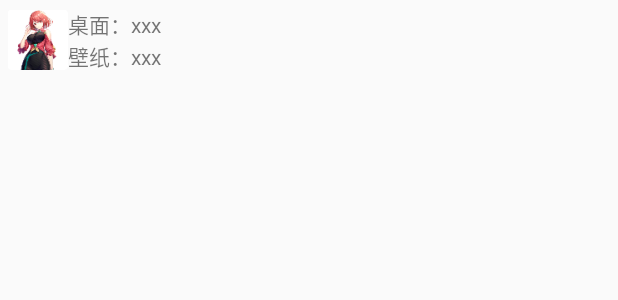
After one commit to originalMemory/auto-wallpaper, an Android app: the layout notification.xml on its own in the app's theme, with its tools: preview values and no code run, on a phone screen of 412 x 824 dp. The commit adds this screen. Shown: the top 300 px of the screen. Run offline under Robolectric (Android 15) with nearby library versions, the phone set to English and light mode, and no system bars.

Commit message:
ADD: 通知展示页面

```diff
--- a/app/src/main/AndroidManifest.xml
+++ b/app/src/main/AndroidManifest.xml
@@ -13,7 +13,7 @@
         android:label="@string/app_name"
         android:supportsRtl="true"
         android:theme="@style/AppTheme">
-        <activity android:name=".MainActivity">
+        <activity android:name=".MainActivity" android:launchMode="singleTask">
             <intent-filter>
                 <action android:name="android.intent.action.MAIN"/>
 
--- a/app/src/main/java/com/example/autowallpaper/MainActivity.kt
+++ b/app/src/main/java/com/example/autowallpaper/MainActivity.kt
@@ -37,6 +37,7 @@ class MainActivity : AppCompatActivity() {
         }
     }
 
+    @SuppressLint("SetTextI18n")
     private fun renderImage() {
         WallpaperData.curImagePath?.let {
             val fileName = it.substringAfterLast('/')
--- a/app/src/main/res/layout/activity_main.xml
+++ b/app/src/main/res/layout/activity_main.xml
@@ -1,5 +1,6 @@
 <?xml version="1.0" encoding="utf-8"?>
-<LinearLayout xmlns:android="http://schemas.android.com/apk/res/android"
+<LinearLayout
+    xmlns:android="http://schemas.android.com/apk/res/android"
     xmlns:tools="http://schemas.android.com/tools"
     android:id="@+id/container"
     android:layout_width="match_parent"
--- /dev/null
+++ b/app/src/main/res/layout/notification.xml
@@ -0,0 +1,40 @@
+<?xml version="1.0" encoding="utf-8"?>
+<LinearLayout xmlns:android="http://schemas.android.com/apk/res/android"
+    xmlns:tools="http://schemas.android.com/tools"
+    android:layout_width="match_parent"
+    android:layout_height="wrap_content"
+    android:padding="5dp"
+    android:orientation="horizontal">
+
+    <ImageView
+        android:layout_width="40dp"
+        android:layout_height="40dp"
+        android:layout_gravity="center_vertical"
+        android:src="@mipmap/ic_launcher"
+        tools:ignore="ContentDescription" />
+
+    <LinearLayout
+        android:layout_width="match_parent"
+        android:layout_gravity="center_vertical"
+        android:layout_height="wrap_content"
+        android:orientation="vertical">
+
+        <TextView
+            android:id="@+id/systemImgNameTextView"
+            android:ellipsize="end"
+            android:layout_width="match_parent"
+            android:layout_height="wrap_content"
+            android:maxLines="2"
+            tools:text="桌面：xxx" />
+
+        <TextView
+            android:id="@+id/lockImgNameTextView"
+            android:ellipsize="end"
+            android:layout_width="match_parent"
+            android:layout_height="wrap_content"
+            android:maxLines="2"
+            tools:text="壁纸：xxx" />
+
+    </LinearLayout>
+
+</LinearLayout>
--- a/app/src/main/res/values/strings.xml
+++ b/app/src/main/res/values/strings.xml
@@ -1,3 +1,5 @@
 <resources>
     <string name="app_name">玄鸟壁纸</string>
+    <string name="system_img_name">桌面：%s</string>
+    <string name="lock_img_name">锁屏：%s</string>
 </resources>
```
Also changed, not shown: app/src/main/java/com/example/autowallpaper/AutoWallpaperService.kt (+35 -6 lines).
